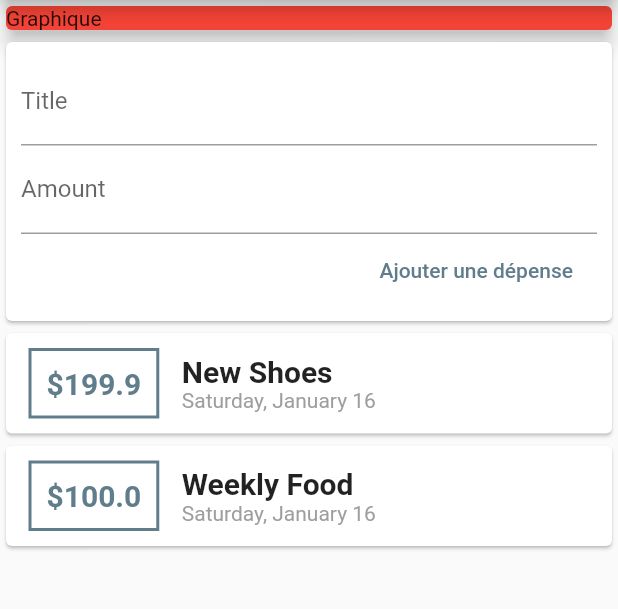
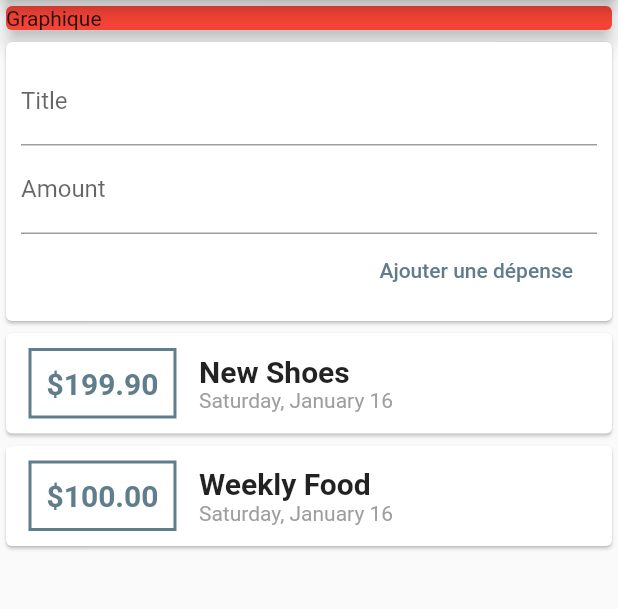
Before and after one commit to NoeBerdoz/WeeklyExpenseApp, a Flutter app: the screen it shows after launch, after a tap on "Ajouter une dépense", on a phone screen of 412 x 824 dp, the part 84-693 px from its top. Run offline on Flutter 3.47's test engine with Material 2 defaults, Android fonts, the phone set to English and light mode, and no system bars.

Commit message:
Refactored List with ListView.builder Widget and Improve of form validation

```diff
--- a/lib/main.dart
+++ b/lib/main.dart
@@ -28,7 +28,8 @@ class MyHomePage extends StatelessWidget {
       appBar: AppBar(
         title: Text('Weekly Expense App'),
       ),
-      body: Column(
+      body: SingleChildScrollView( // For Input Responsiveness
+        child: Column(
           crossAxisAlignment: CrossAxisAlignment.stretch,
           children: <Widget>[
             Container(
@@ -41,6 +42,7 @@ class MyHomePage extends StatelessWidget {
             ),
             UserTransactions()
           ],
+        ),
       )
     );
   }
--- a/lib/widgets/new_transaction.dart
+++ b/lib/widgets/new_transaction.dart
@@ -7,6 +7,20 @@ class NewTransaction extends StatelessWidget {
   final Function addTransaction;
 
   NewTransaction(this.addTransaction);
+
+  void submitData() {
+    final enteredTitle = titleController.text;
+    final enteredAmount = double.parse(amountController.text);
+
+    if (enteredTitle.isEmpty || enteredAmount <= 0) {
+      return; // If it returns, the addTransaction won't be reached.
+    }
+
+    addTransaction(
+      enteredTitle,
+      enteredAmount,
+    );
+  }
 
   @override
   Widget build(BuildContext context) {
@@ -21,22 +35,20 @@ class NewTransaction extends StatelessWidget {
                   labelText: 'Title'
               ),
               controller: titleController,
+              onSubmitted: (_) => submitData(),
             ),
             TextField(
+              keyboardType: TextInputType.numberWithOptions(
+                  decimal: true
+              ),
               decoration: InputDecoration(
                   labelText: 'Amount'
               ),
               controller: amountController,
+              onSubmitted: (_) => submitData(),
             ),
             FlatButton(
-              onPressed: () {
-                print(titleController.text);
-                print(amountController.text);
-                addTransaction(
-                    titleController.text,
-                    double.parse(amountController.text)
-                );
-              },
+              onPressed: submitData,
               child: Text('Ajouter une dépense'),
               textColor: Colors.blueGrey,
               splashColor: Colors.red,
--- a/lib/widgets/transaction_list.dart
+++ b/lib/widgets/transaction_list.dart
@@ -9,7 +9,10 @@ class Transactionlist extends StatelessWidget {
 
   @override
   Widget build(BuildContext context) {
-    return Column(children: transactions.map((tx) {
+    return Container(
+      height: 380, // TODO make it responsive
+        child: ListView.builder(
+            itemBuilder: (ctx, index) {
               return Card(
                   child: Row(
                     children: <Widget>[
@@ -28,7 +31,7 @@ class Transactionlist extends StatelessWidget {
                             )
                         ),
                         child: Text(
-                  '\$${tx.amount}',
+                          '\$${transactions[index].amount.toStringAsFixed(2)}',
                           style: TextStyle(
                               fontWeight: FontWeight.bold,
                               fontSize: 20,
@@ -40,14 +43,14 @@ class Transactionlist extends StatelessWidget {
                         crossAxisAlignment: CrossAxisAlignment.start,
                         children: <Widget>[
                           Text(
-                    tx.title,
+                            transactions[index].title,
                             style: TextStyle(
                                 fontWeight: FontWeight.bold,
                                 fontSize: 20
                             ),
                           ),
                           Text(
-                    DateFormat.MMMMEEEEd().format(tx.date),
+                            DateFormat.MMMMEEEEd().format(transactions[index].date),
                             style: TextStyle(color: Colors.grey),
                           ),
                         ],
@@ -55,7 +58,9 @@ class Transactionlist extends StatelessWidget {
                     ],
                   )
               );
-    }).toList()
+            },
+            itemCount: transactions.length,
+        ),
     );
   }
 }
```
Lines whose indentation alone changed are shown as unchanged.
